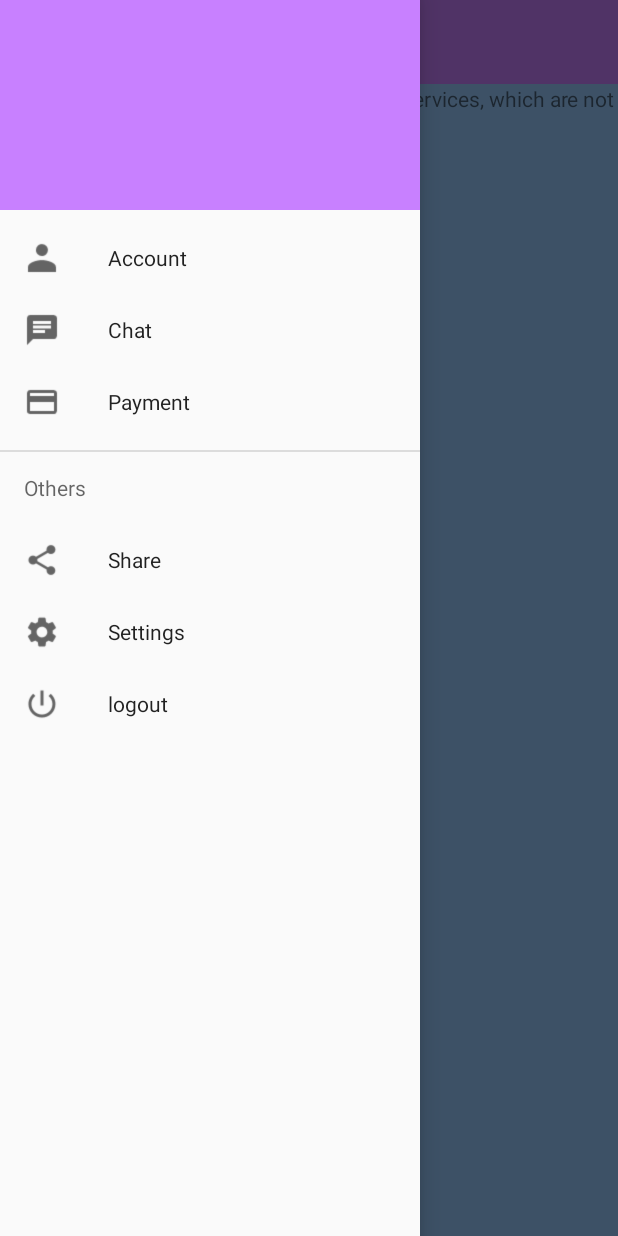
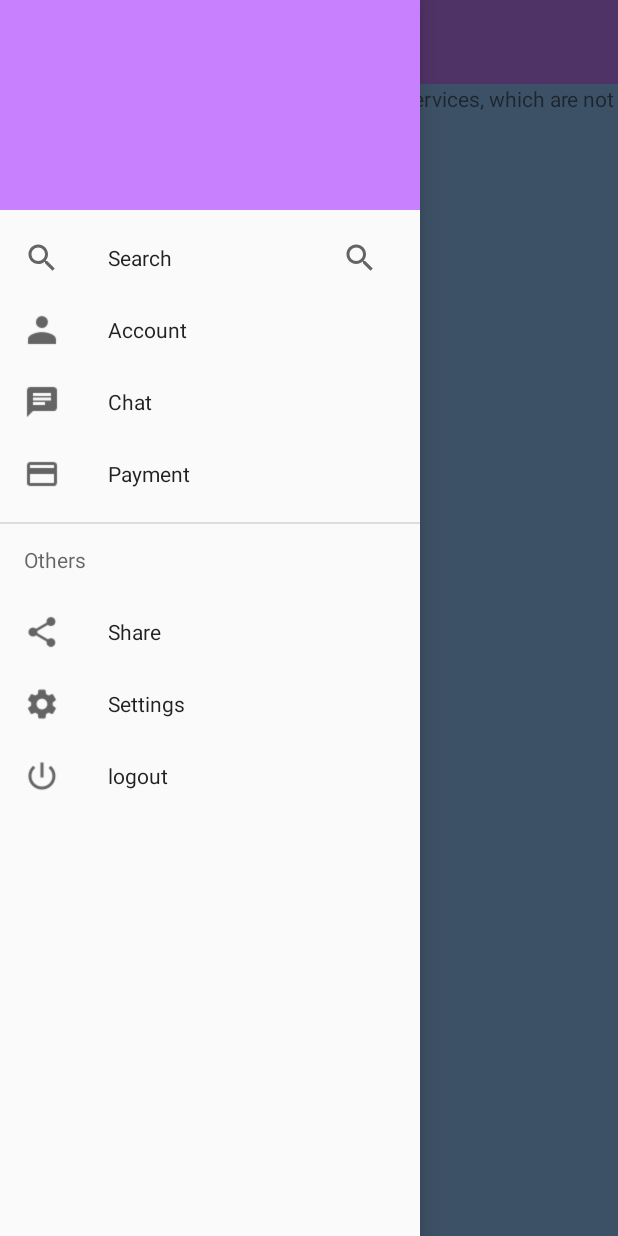
Before and after one commit to RamanTheDeveloper/UberWorks2, an Android app: the CustomersMapsActivity screen opened directly, with no data from a screen before it, with the side drawer open, on a phone screen of 412 x 824 dp. Run offline under Robolectric (Android 15) with nearby library versions, the phone set to English and light mode, and no system bars; our stand-ins replace Firebase (no records; nobody signed in at launch, a user with empty details on screens opened directly).

Commit message:
Added search functionality using recycle views, recycle adapters, filters

```diff
--- /dev/null
+++ b/app/src/main/res/drawable/ic_baseline_search_24.xml
@@ -0,0 +1,10 @@
+<vector xmlns:android="http://schemas.android.com/apk/res/android"
+    android:width="24dp"
+    android:height="24dp"
+    android:viewportWidth="24"
+    android:viewportHeight="24"
+    android:tint="?attr/colorControlNormal">
+  <path
+      android:fillColor="@android:color/white"
+      android:pathData="M15.5,14h-0.79l-0.28,-0.27C15.41,12.59 16,11.11 16,9.5 16,5.91 13.09,3 9.5,3S3,5.91 3,9.5 5.91,16 9.5,16c1.61,0 3.09,-0.59 4.23,-1.57l0.27,0.28v0.79l5,4.99L20.49,19l-4.99,-5zM9.5,14C7.01,14 5,11.99 5,9.5S7.01,5 9.5,5 14,7.01 14,9.5 11.99,14 9.5,14z"/>
+</vector>
--- a/app/src/main/res/menu/navigation_menu.xml
+++ b/app/src/main/res/menu/navigation_menu.xml
@@ -1,5 +1,12 @@
 <?xml version="1.0" encoding="utf-8"?>
-<menu xmlns:android="http://schemas.android.com/apk/res/android">
+<menu xmlns:android="http://schemas.android.com/apk/res/android"
+    xmlns:app="http://schemas.android.com/apk/res-auto">
+
+    <item android:id="@+id/action_search"
+        android:title="@string/search"
+        android:icon="@drawable/ic_baseline_search_24"
+        app:showAsAction="always|collapseActionView"
+        app:actionViewClass="androidx.appcompat.widget.SearchView" />
 
     <group android:checkableBehavior="single">
         <item android:id="@+id/nav_account"
--- /dev/null
+++ b/app/src/main/res/values/ids.xml
@@ -0,0 +1,6 @@
+<?xml version="1.0" encoding="utf-8"?>
+<resources>
+    <item name="textView" type="id" />
+    <item name="rowCountTextView" type="id" />
+    <item name="recyclerView" type="id" />
+</resources>
--- a/app/src/main/res/values/strings.xml
+++ b/app/src/main/res/values/strings.xml
@@ -24,4 +24,5 @@
     <string name="payment">Payment</string>
     <string name="others">Others</string>
     <string name="share">Share</string>
+    <string name="search">Search</string>
 </resources>
```
Also changed, not shown: app/src/main/java/be/singh/ramandeep/uberworks2/MainActivity.java (+58 -0 lines), app/src/main/java/be/singh/ramandeep/uberworks2/RecyclerAdapter.java (added, +103 -0 lines).
